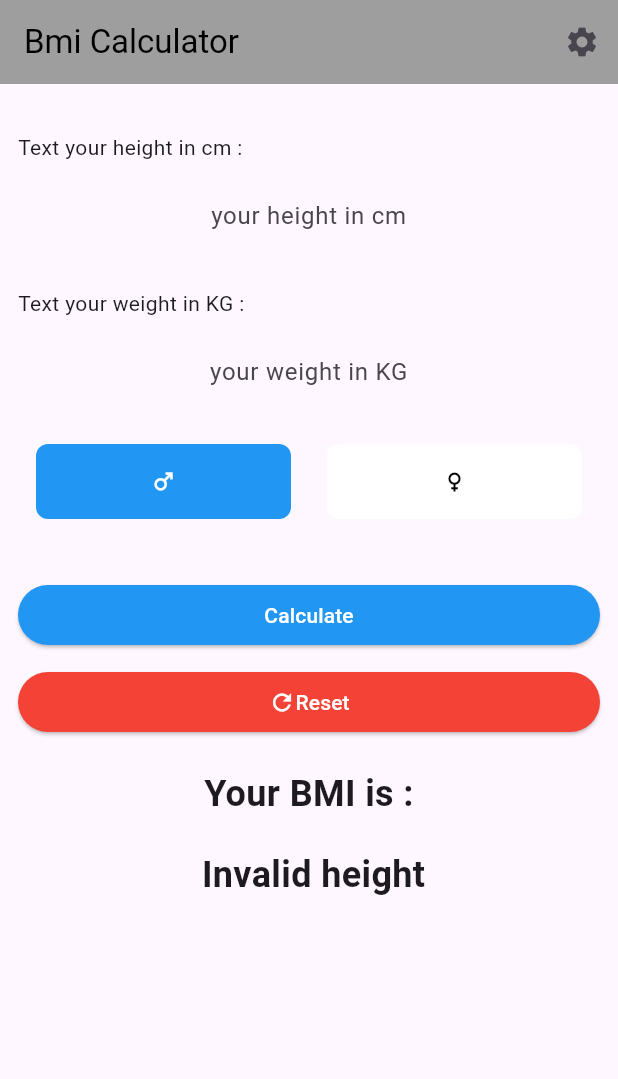
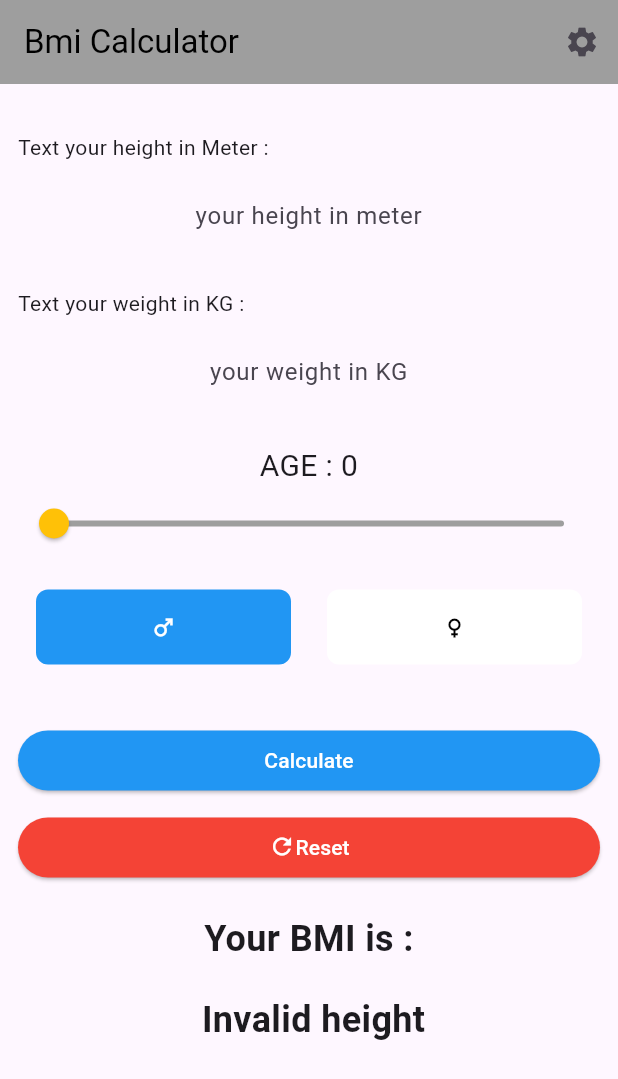
Before and after one commit to hack-STACK/Bmi-calculate-flutter, a Flutter app: the screen it shows after launch, after a tap on "Calculate", on a phone screen of 412 x 824 dp. Shown: the top 1079 px of the screen. Run offline on Flutter 3.47's test engine with Material 3 defaults, Android fonts, the phone set to English and light mode, and no system bars.

Commit message:
updates1

```diff
--- a/lib/Bmicalculate.dart
+++ b/lib/Bmicalculate.dart
@@ -10,6 +10,7 @@ class BmiCalculate extends StatefulWidget {
 class _BmiCalculateState extends State<BmiCalculate> {
   int currentIndex = 0;
   String result = "";
+  double currentslider = 0;
 
   TextEditingController heightController = TextEditingController();
   TextEditingController weightController = TextEditingController();
@@ -35,11 +36,11 @@ class _BmiCalculateState extends State<BmiCalculate> {
             mainAxisAlignment: MainAxisAlignment.start,
             crossAxisAlignment: CrossAxisAlignment.start,
             children: [
-              SizedBox(
+              const SizedBox(
                 height: 20,
               ),
-              const Text("Text your height in cm :"),
-              SizedBox(
+              const Text("Text your height in Meter :"),
+              const SizedBox(
                 height: 8.0,
               ),
               TextField(
@@ -47,22 +48,22 @@ class _BmiCalculateState extends State<BmiCalculate> {
                 textAlign: TextAlign.center,
                 controller: heightController,
                 decoration: InputDecoration(
-                  hintText: 'your height in cm',
+                  hintText: 'your height in meter',
                   filled: true,
-                  fillColor: Theme.of(context).backgroundColor,
+                  fillColor: Theme.of(context).colorScheme.background,
                   border: OutlineInputBorder(
                     borderRadius: BorderRadius.circular(8.0),
                     borderSide: BorderSide.none,
                   ),
                 ),
                 style: TextStyle(
-                    color: Theme.of(context).textTheme.bodyText1?.color),
+                    color: Theme.of(context).textTheme.bodyLarge?.color),
               ),
-              SizedBox(
+              const SizedBox(
                 height: 20,
               ),
               const Text("Text your weight in KG :"),
-              SizedBox(
+              const SizedBox(
                 height: 8.0,
               ),
               TextField(
@@ -72,14 +73,34 @@ class _BmiCalculateState extends State<BmiCalculate> {
                 decoration: InputDecoration(
                   hintText: 'your weight in KG',
                   filled: true,
-                  fillColor: Theme.of(context).backgroundColor,
+                  fillColor: Theme.of(context).colorScheme.background,
                   border: OutlineInputBorder(
                     borderRadius: BorderRadius.circular(8.0),
                     borderSide: BorderSide.none,
                   ),
                 ),
                 style: TextStyle(
-                    color: Theme.of(context).textTheme.bodyText1?.color),
+                    color: Theme.of(context).textTheme.bodyLarge?.color),
+              ),
+              SizedBox(height: 20,),
+              SizedBox(
+                width: double.infinity,
+                child: Text("AGE : ${currentslider.round()}", textAlign: TextAlign.center,
+                style: TextStyle(
+                  fontSize: 20,
+                ),),
+              ),
+              Slider(
+                activeColor: Colors.amber,
+                inactiveColor: Colors.grey,
+                value: currentslider,
+                max: 100,
+                label: currentslider.round().toString(),
+                onChanged: (double value) {
+                  setState(() {
+                    currentslider = value;
+                  });
+                },
               ),
               const SizedBox(
                 height: 20,
@@ -93,7 +114,7 @@ class _BmiCalculateState extends State<BmiCalculate> {
               const SizedBox(
                 height: 40,
               ),
-              Container(
+              SizedBox(
                 width: double.infinity,
                 child: ElevatedButton(
                   onPressed: () {
@@ -111,7 +132,7 @@ class _BmiCalculateState extends State<BmiCalculate> {
               const SizedBox(
                 height: 10,
               ),
-              Container(
+              SizedBox(
                 width: double.infinity,
                 child: ElevatedButton(
                   onPressed: () {
@@ -122,7 +143,7 @@ class _BmiCalculateState extends State<BmiCalculate> {
                     backgroundColor: Colors.red,
                   ),
                   child: const Wrap(
-                    crossAxisAlignment: WrapCrossAlignment.center,
+                    crossAxisAlignment: WrapCrossAlignment.start,
                     children: [Icon(Icons.refresh_sharp), Text("Reset")],
                   ),
                 ),
@@ -130,18 +151,18 @@ class _BmiCalculateState extends State<BmiCalculate> {
               const SizedBox(
                 height: 20,
               ),
-              Container(
+              const SizedBox(
                 width: double.infinity,
-                child: const Text(
+                child: Text(
                   "Your BMI is :",
                   textAlign: TextAlign.center,
                   style: TextStyle(fontSize: 24.0, fontWeight: FontWeight.bold),
                 ),
               ),
-              SizedBox(
+              const SizedBox(
                 height: 20,
               ),
-              Container(
+              SizedBox(
                 width: double.infinity,
                 child: Text(
                   " $result",
@@ -165,8 +186,6 @@ class _BmiCalculateState extends State<BmiCalculate> {
   }
 
   void BmiCalculate(double height, double weight, int index) {
-    double heightInMeter = height / 100.roundToDouble();
-
     if (height <= 0) {
       setState(() {
         result = "Invalid height";
@@ -179,14 +198,19 @@ class _BmiCalculateState extends State<BmiCalculate> {
     if (index == 0) {
       result1 = weight / ((height / 100) * (height / 100) / 0.0001);
     } else if (index == 1) {
-      result1 = (weight + 0.5) / ((height / 100) * (height / 100)/ 0.0001);
+      result1 = (weight + 0.009) / ((height / 100) * (height / 100) / 0.0001);
     } else {
       setState(() {
         result = "Select gender";
       });
       return;
     }
+
+    // if(index == 0){
+    //   result1 = (10 * weight) + (6.25 * height/)- (5*currentslider) + 5;
+    // }
     String bmi = result1.toStringAsFixed(2);
+
 
     setState(() {
       if (result1 < 18.5) {
```
